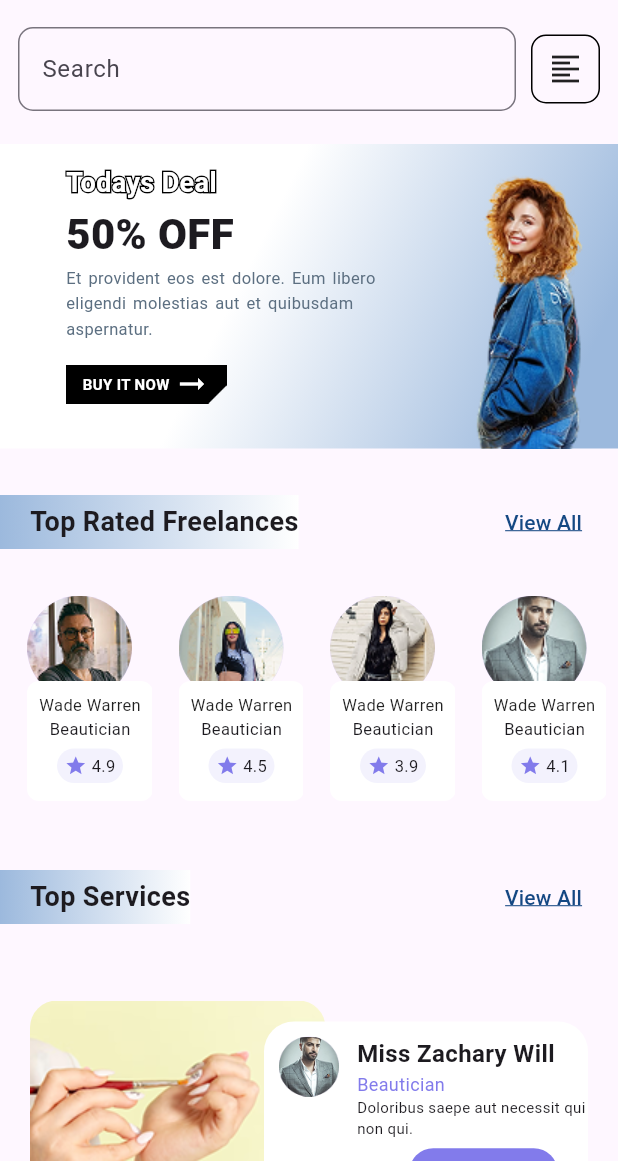
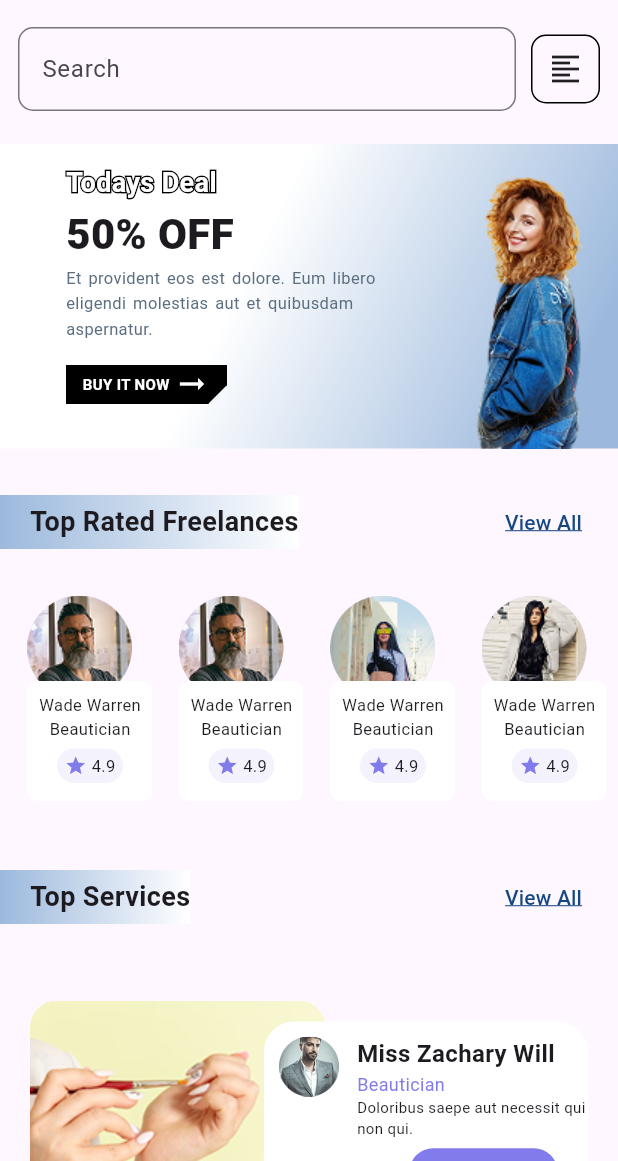
Before and after one commit to malakshalayel/GSG-code2career-flutter, a Flutter app: the Home screen opened by its route, on a phone screen of 412 x 824 dp, the part 75-1236 px from its top. Run offline on Flutter 3.47's test engine with Material 3 defaults, Android fonts, the phone set to English and light mode, and no system bars; our stand-ins replace flutter_svg, readmore; network calls fail.

Commit message:
freelancer detaies & model

```diff
--- a/lib/core/routes.dart
+++ b/lib/core/routes.dart
@@ -3,4 +3,5 @@ class Routes {
   static final String signup = '/signUp';
   static final String home = '/home';
   static final String home2 = '/home2';
+  static final String freelancerDetails = '/freelancerDetails';
 }
--- a/lib/main.dart
+++ b/lib/main.dart
@@ -1,3 +1,4 @@
+import 'package:e_commerce_design1/screens/home/fralancer_details.dart';
 import 'package:e_commerce_design1/screens/home/home_screen.dart';
 import 'package:e_commerce_design1/screens/signup.dart';
 import 'package:flutter/material.dart';
@@ -5,6 +6,7 @@ import 'package:flutter/material.dart';
 import 'core/routes.dart';
 import 'screens/home2/home2_screen.dart';
 import 'screens/login.dart';
+import 'screens/main_app.dart';
 
 void main() {
   runApp(
@@ -15,8 +17,9 @@ void main() {
         Routes.signup: (context) => Signup(),
         Routes.home: (context) => Home(),
         Routes.home2: (context) => Home2Screen(),
+        Routes.freelancerDetails: (context) => FreelancerDetails(),
       },
-      home: Login(),
+      home: Home(),
     ),
   );
 }
--- /dev/null
+++ b/lib/screens/home/data/freelancers_model.dart
@@ -0,0 +1,13 @@
+class FreeLancersModel {
+  final String img;
+  final String name;
+  final String job;
+  final double rate;
+
+  FreeLancersModel({
+    required this.img,
+    required this.name,
+    required this.job,
+    required this.rate,
+  });
+}
--- a/lib/screens/home/widgets/top_rated_freelancer.dart
+++ b/lib/screens/home/widgets/top_rated_freelancer.dart
@@ -1,11 +1,45 @@
+import 'package:e_commerce_design1/core/routes.dart';
+import 'package:e_commerce_design1/screens/home/data/freelancers_model.dart';
 import 'package:flutter/material.dart';
 
 import '../data/lists_data.dart';
 import 'rating.dart';
 
 class TopRatedFreelancer extends StatelessWidget {
-  const TopRatedFreelancer({super.key});
+  TopRatedFreelancer({super.key});
 
+  List<FreeLancersModel> freelancers = [
+    FreeLancersModel(
+      img: "assets/images/freelancer1.png",
+      name: "Wade Warren",
+      job: "Beautician",
+      rate: 4.9,
+    ),
+    FreeLancersModel(
+      img: "assets/images/freelancer1.png",
+      name: "Wade Warren",
+      job: "Beautician",
+      rate: 4.9,
+    ),
+    FreeLancersModel(
+      img: "assets/images/Ellipse 1096 (1).png",
+      name: "Wade Warren",
+      job: "Beautician",
+      rate: 4.9,
+    ),
+    FreeLancersModel(
+      img: "assets/images/Ellipse 1096 (2).png",
+      name: "Wade Warren",
+      job: "Beautician",
+      rate: 4.9,
+    ),
+    FreeLancersModel(
+      img: "assets/images/freelancer1.png",
+      name: "Wade Warren",
+      job: "Beautician",
+      rate: 4.9,
+    ),
+  ];
   @override
   Widget build(BuildContext context) {
     return SizedBox(
@@ -15,31 +49,29 @@ class TopRatedFreelancer extends StatelessWidget {
         itemCount: freelancersData.length,
         itemBuilder: (context, index) {
           final item = freelancersData[index];
-          return TopRated(
-            text1: item["name"]!,
-            text2: item["title"]!,
-            image: item["image"]!,
-            rating: item["rate"]!,
-          );
+          return TopRated(freelancer: freelancers[index], context: context);
         },
       ),
     );
   }
 }
 
-Widget TopRated({
-  required String text1,
-  required String text2,
-  required String image,
-  required double rating,
-}) {
-  return Container(
+Widget TopRated({required FreeLancersModel freelancer, required context}) {
+  return InkWell(
+    onTap: () {
+      Navigator.pushNamed(
+        context,
+        Routes.freelancerDetails,
+        arguments: freelancer,
+      );
+    },
+    child: Container(
       margin: EdgeInsets.only(left: 18),
       height: 133,
       width: 83,
       child: Stack(
         children: [
-        CircleAvatar(backgroundImage: AssetImage(image), radius: 35),
+          CircleAvatar(backgroundImage: AssetImage(freelancer.img), radius: 35),
           Positioned(
             bottom: 15,
             child: Container(
@@ -53,17 +85,18 @@ Widget TopRated({
               child: Column(
                 children: [
                   Text(
-                  text1,
+                    freelancer.name,
                     style: TextStyle(fontSize: 11, color: Colors.black87),
                   ),
-                Text(text2, style: TextStyle(fontSize: 11)),
+                  Text(freelancer.job, style: TextStyle(fontSize: 11)),
                   SizedBox(height: 5),
-                Rating(rate: rating),
+                  Rating(rate: freelancer.rate),
                 ],
               ),
             ),
           ),
         ],
       ),
+    ),
   );
 }
--- a/lib/screens/home2/home2_screen.dart
+++ b/lib/screens/home2/home2_screen.dart
@@ -9,9 +9,10 @@ import 'widgets/stories.dart';
 
 class Home2Screen extends StatelessWidget {
   const Home2Screen({super.key});
-
   @override
   Widget build(BuildContext context) {
+    final String? args = ModalRoute.of(context)?.settings.arguments as String ?? "Guest";
+
     return Scaffold(
       appBar: AppBar(
         title: Image.asset("assets/images/logo-79.png"),
@@ -30,6 +31,7 @@ class Home2Screen extends StatelessWidget {
       body: SingleChildScrollView(
         child: Column(
           children: [
+            Text('hello $args'),
             SearchTextField(),
             SizedBox(height: 10),
             Stories(),
--- a/lib/screens/home2/widgets/explore_me.dart
+++ b/lib/screens/home2/widgets/explore_me.dart
@@ -1,5 +1,6 @@
-import 'package:e_commerce_design1/const/color.dart';
 import 'package:flutter/material.dart';
+
+import '../../../core/const/color.dart';
 
 class ExploreMore extends StatelessWidget {
   final String title;
--- a/lib/screens/login.dart
+++ b/lib/screens/login.dart
@@ -5,6 +5,7 @@ import 'package:e_commerce_design1/screens/signup.dart';
 import 'package:flutter/material.dart';
 
 class Login extends StatelessWidget {
+  late final String name;
   Login({super.key});
   TextEditingController emailController = TextEditingController();
   TextEditingController passwordController = TextEditingController();
@@ -67,8 +68,9 @@ class Login extends StatelessWidget {
   }
 
   _login(BuildContext context) {
+    name = emailController.text;
     if (_formKey.currentState!.validate()) {
-      Navigator.pushReplacementNamed(context, Routes.home2);
+      Navigator.pushReplacementNamed(context, Routes.home2, arguments: name);
     } else {
       ScaffoldMessenger.of(context).showSnackBar(
         SnackBar(
```
Also changed, not shown: lib/screens/home/fralancer_details.dart (added, +25 -0 lines), lib/screens/main_app.dart (added, +66 -0 lines), lib/core/const/color.dart (renamed from lib/const/color.dart). Lines whose indentation alone changed are shown as unchanged.
